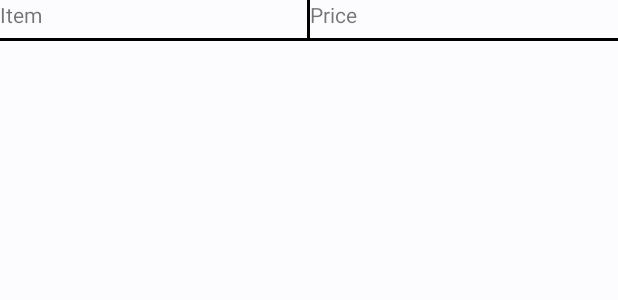
After one commit to pknepper1/Shopping-List, an Android app: the layout item.xml on its own in the app's theme, with its tools: preview values and no code run, on a phone screen of 412 x 824 dp. The commit adds this screen. Shown: the top 300 px of the screen. Run offline under Robolectric (Android 15) with nearby library versions, the phone set to English and light mode, and no system bars.

Commit message:
Main formatting for list view

```diff
--- /dev/null
+++ b/app/src/main/res/layout/item.xml
@@ -0,0 +1,40 @@
+<?xml version="1.0" encoding="utf-8"?>
+<LinearLayout xmlns:android="http://schemas.android.com/apk/res/android"
+    android:id="@+id/items"
+    android:layout_width="match_parent"
+    android:layout_height="wrap_content"
+    android:orientation="vertical">
+    <LinearLayout
+        android:layout_width="match_parent"
+        android:layout_height="wrap_content">
+        <TextView
+            android:id="@+id/itemName"
+            android:layout_width="0dp"
+            android:layout_weight="1"
+            android:layout_height="wrap_content"
+            android:text="Item" />
+
+        <View
+            android:layout_width="2dp"
+            android:layout_height="25dp"
+            android:background="#000000"
+            android:layout_gravity="center_horizontal"/>
+
+        <TextView
+            android:id="@+id/itemPrice"
+            android:layout_width="0dp"
+            android:layout_weight="1"
+            android:layout_height="wrap_content"
+            android:text="Price" />
+    </LinearLayout>
+
+    <LinearLayout
+        android:layout_width="match_parent"
+        android:layout_height="wrap_content">
+        <View
+            android:layout_width="match_parent"
+            android:layout_height="2dp"
+            android:background="#000000"
+            />
+    </LinearLayout>
+</LinearLayout>
```
Also changed, not shown: app/src/main/java/com/pknepps/shoppinglist/Item.java (added, +43 -0 lines), app/src/main/java/com/pknepps/shoppinglist/ItemsAdapter.java (added, +35 -0 lines), app/src/main/java/com/pknepps/shoppinglist/MainActivity.java (+3 -4 lines), app/src/main/res/layout/activity_main.xml (+8 -2 lines).
